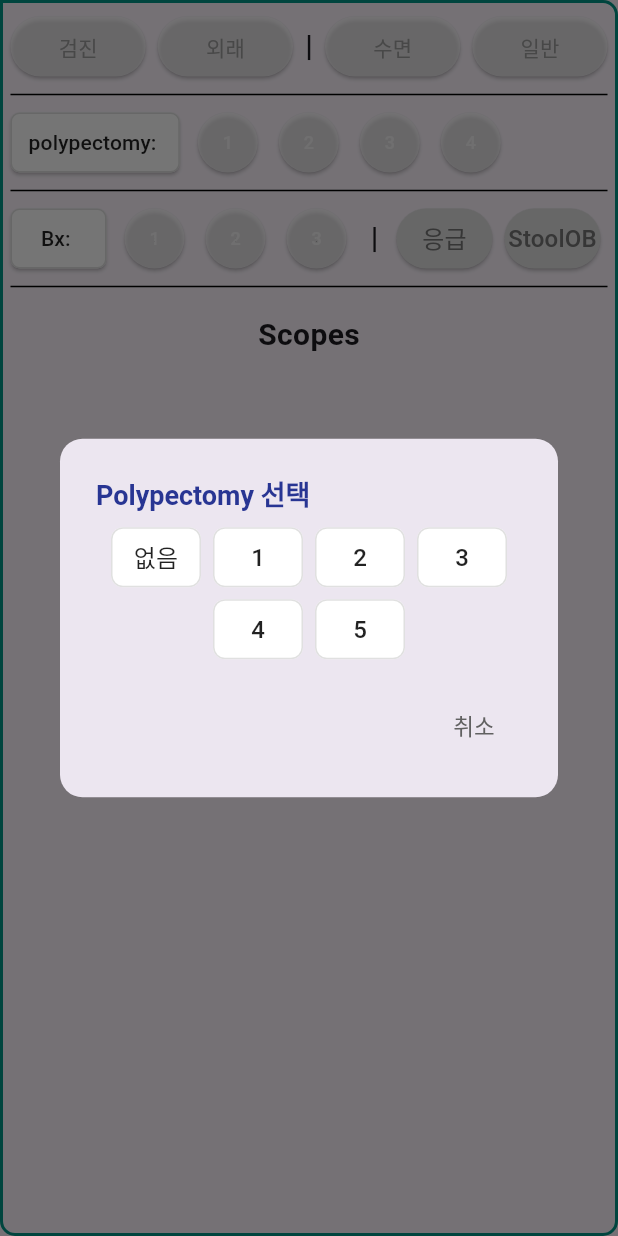
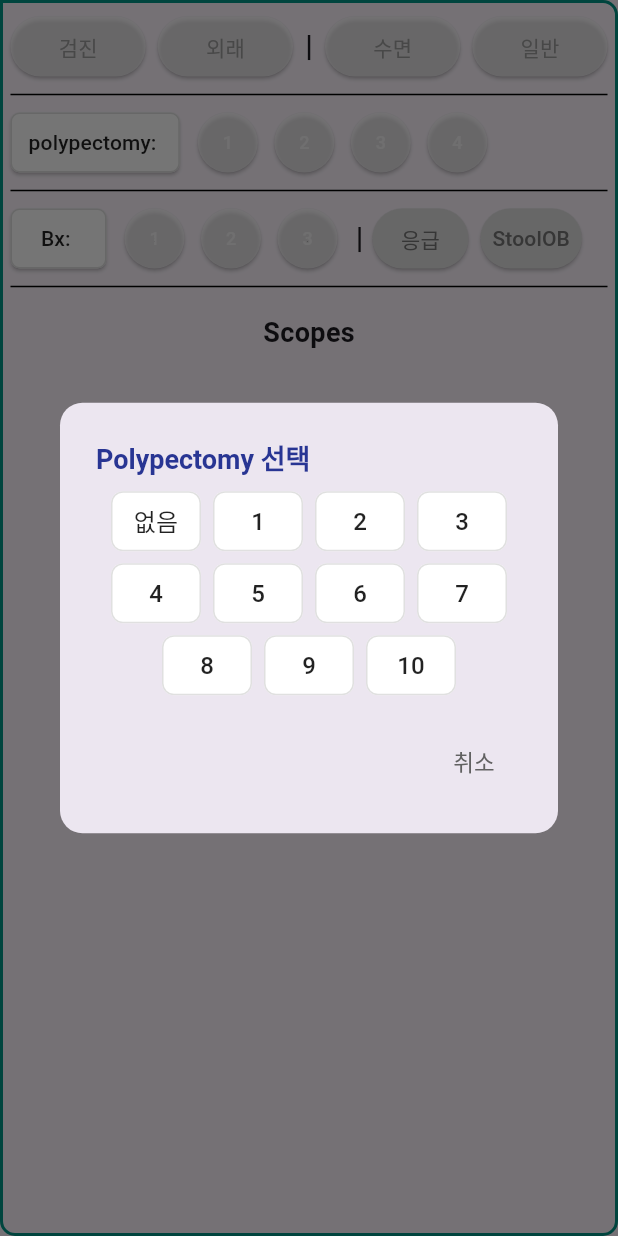
Before and after one commit to kimshinil79/endoscopy_total_solution, a Flutter app: the CSFFormWidget widget shown alone on an empty page, opened directly with empty values, after a tap on "polypectomy:", on a phone screen of 412 x 824 dp. Run offline on Flutter 3.47's test engine with Material 3 defaults, Android fonts, the phone set to English and light mode, and no system bars; our stand-ins replace camera, cloud_firestore, firebase_auth, firebase_core, fl_chart, shared_preferences; missing offline and left inert: flutter_email_sender, google_mlkit_text_recognition, syncfusion_flutter_xlsio, syncfusion_officechart; accounts and stored records are empty; project files that could hold a hidden picture were left out.

Commit message:
Refactor CSF form widget with error handling and improved dialog functionality
- Removed redundant widget update logic in didUpdateWidget method
- Enhanced dialog error handling for Bx and Polypectomy selection
- Updated dialog content to include additional options for selection
- Improved button states and interactions for better user experience
- Added error messages for debugging during widget build process

```diff
--- a/lib/widgets/CSF_form_widget.dart
+++ b/lib/widgets/CSF_form_widget.dart
@@ -41,21 +41,6 @@ class CSFFormWidget extends StatefulWidget {
 }
 
 class _CSFFormWidgetState extends State<CSFFormWidget> {
-  @override
-  void didUpdateWidget(CSFFormWidget oldWidget) {
-    super.didUpdateWidget(oldWidget);
-    if (widget.patient != oldWidget.patient) {
-      WidgetsBinding.instance.addPostFrameCallback((_) {
-        setState(() {
-          if (widget.patient?.CSF != null) {
-            widget.onCsfGumjinChanged(widget.patient!.CSF!.gumjinOrNot);
-            widget.onCsfSleepChanged(widget.patient!.CSF!.sleepOrNot);
-          }
-        });
-      });
-    }
-  }
-
   final TextEditingController _shortNameController = TextEditingController();
   final TextEditingController _fullNameController = TextEditingController();
 
@@ -73,6 +58,7 @@ class _CSFFormWidgetState extends State<CSFFormWidget> {
     _shortNameController.addListener(_updateAddButtonState);
     _fullNameController.addListener(_updateAddButtonState);
 
+    try {
       showDialog(
         context: context,
         builder: (BuildContext context) {
@@ -135,9 +121,13 @@ class _CSFFormWidgetState extends State<CSFFormWidget> {
           );
         },
       );
+    } catch (e) {
+      print("대화상자 에러: $e");
+    }
   }
 
   void _showBxSelectionDialog() {
+    try {
       showDialog(
         context: context,
         builder: (BuildContext context) {
@@ -161,7 +151,19 @@ class _CSFFormWidgetState extends State<CSFFormWidget> {
                 runSpacing: 8.0,
                 alignment: WrapAlignment.center,
                 children:
-                  ['없음', '1', '2', '3', '4', '5'].map((value) {
+                    [
+                      '없음',
+                      '1',
+                      '2',
+                      '3',
+                      '4',
+                      '5',
+                      '6',
+                      '7',
+                      '8',
+                      '9',
+                      '10',
+                    ].map((value) {
                       return SizedBox(
                         width: 60,
                         height: 40,
@@ -216,9 +218,13 @@ class _CSFFormWidgetState extends State<CSFFormWidget> {
           );
         },
       );
+    } catch (e) {
+      print("Bx 대화상자 에러: $e");
+    }
   }
 
   void _showPolypectomySelectionDialog() {
+    try {
       showDialog(
         context: context,
         builder: (BuildContext context) {
@@ -242,7 +248,19 @@ class _CSFFormWidgetState extends State<CSFFormWidget> {
                 runSpacing: 8.0,
                 alignment: WrapAlignment.center,
                 children:
-                  ['없음', '1', '2', '3', '4', '5'].map((value) {
+                    [
+                      '없음',
+                      '1',
+                      '2',
+                      '3',
+                      '4',
+                      '5',
+                      '6',
+                      '7',
+                      '8',
+                      '9',
+                      '10',
+                    ].map((value) {
                       return SizedBox(
                         width: 60,
                         height: 40,
@@ -298,9 +316,13 @@ class _CSFFormWidgetState extends State<CSFFormWidget> {
           );
         },
       );
+    } catch (e) {
+      print("Polypectomy 대화상자 에러: $e");
+    }
   }
 
   Widget _machineButton(String key) {
+    try {
       bool isSelected = widget.selectedScopes.containsKey(key);
       return GestureDetector(
         onTap: () {
@@ -323,6 +345,10 @@ class _CSFFormWidgetState extends State<CSFFormWidget> {
           ),
         ),
       );
+    } catch (e) {
+      print("기계 버튼 에러: $e");
+      return SizedBox.shrink(); // 오류 발생 시 빈 위젯 반환
+    }
   }
 
   @override
@@ -334,6 +360,7 @@ class _CSFFormWidgetState extends State<CSFFormWidget> {
 
   @override
   Widget build(BuildContext context) {
+    try {
       return Container(
         padding: EdgeInsets.all(5.0),
         decoration: BoxDecoration(
@@ -479,15 +506,17 @@ class _CSFFormWidgetState extends State<CSFFormWidget> {
                     style: TextStyle(fontSize: 14, fontWeight: FontWeight.w500),
                   ),
                 ),
-              //Spacer(),
-              Row(
-                mainAxisSize: MainAxisSize.min,
-                spacing: -10,
+                // Spacer(),
+                Wrap(
+                  spacing: -13,
+                  runSpacing: 0,
                   children:
                       ['1', '2', '3', '4']
                           .map(
                             (value) => Padding(
-                            padding: const EdgeInsets.symmetric(horizontal: 0),
+                              padding: const EdgeInsets.symmetric(
+                                horizontal: 0,
+                              ),
                               child: ElevatedButton(
                                 style: ElevatedButton.styleFrom(
                                   backgroundColor:
@@ -506,10 +535,6 @@ class _CSFFormWidgetState extends State<CSFFormWidget> {
                                     widget.onSelectedPolypectomyChanged(value);
                                   }
                                 },
-                              child: Container(
-                                width: 30,
-                                height: 30,
-                                alignment: Alignment.center,
                                 child: Text(
                                   value,
                                   style: TextStyle(
@@ -518,7 +543,6 @@ class _CSFFormWidgetState extends State<CSFFormWidget> {
                                             ? Colors.white
                                             : Colors.white60,
                                     fontSize: 12,
-                                  ),
                                   ),
                                 ),
                               ),
@@ -548,22 +572,25 @@ class _CSFFormWidgetState extends State<CSFFormWidget> {
                     style: TextStyle(fontSize: 14, fontWeight: FontWeight.w500),
                   ),
                 ),
-              Row(
-                mainAxisSize: MainAxisSize.min,
-                spacing: -10,
+                //Spacer(),
+                Wrap(
+                  spacing: -13,
+                  runSpacing: 0,
                   children:
                       ['1', '2', '3']
                           .map(
                             (value) => Padding(
-                            padding: const EdgeInsets.symmetric(horizontal: 0),
+                              padding: const EdgeInsets.symmetric(
+                                horizontal: 0,
+                              ),
                               child: ElevatedButton(
                                 style: ElevatedButton.styleFrom(
                                   backgroundColor:
                                       widget.selectedBx == value
                                           ? Colors.blueAccent
                                           : Colors.white60,
+                                  padding: EdgeInsets.zero,
                                   shape: CircleBorder(),
-                                padding: EdgeInsets.zero,
                                 ),
                                 onPressed: () {
                                   if (widget.selectedBx == value) {
@@ -574,15 +601,11 @@ class _CSFFormWidgetState extends State<CSFFormWidget> {
                                     widget.onSelectedBxChanged(value);
                                   }
                                 },
-                              child: Container(
-                                width: 30,
-                                height: 30,
-                                alignment: Alignment.center,
                                 child: Text(
                                   value,
                                   style: TextStyle(
                                     color:
-                                        widget.selectedPolypectomy == value
+                                        widget.selectedBx == value
                                             ? Colors.white
                                             : Colors.white60,
                                     fontSize: 12,
@@ -590,20 +613,15 @@ class _CSFFormWidgetState extends State<CSFFormWidget> {
                                 ),
                               ),
                             ),
-                          ),
                           )
                           .toList(),
                 ),
-              SizedBox(width: 4),
                 Text(
                   '|',
                   style: TextStyle(fontSize: 20, fontWeight: FontWeight.bold),
                 ),
-              SizedBox(width: 12),
-              Flexible(
-                child: FittedBox(
-                  fit: BoxFit.scaleDown,
-                  child: Row(
+                SizedBox(width: 6),
+                Row(
                   children: [
                     ElevatedButton(
                       style: ElevatedButton.styleFrom(
@@ -615,14 +633,15 @@ class _CSFFormWidgetState extends State<CSFFormWidget> {
                             widget.csfDetails.emergency
                                 ? Colors.white
                                 : Colors.grey[600],
-                          padding: EdgeInsets.zero,
+                        padding: EdgeInsets.symmetric(
+                          horizontal: 8,
+                          vertical: 4,
+                        ),
                       ),
                       onPressed: () {
-                          widget.onEmergencyChanged(
-                            !widget.csfDetails.emergency,
-                          );
+                        widget.onEmergencyChanged(!widget.csfDetails.emergency);
                       },
-                        child: Text('응급', style: TextStyle(fontSize: 16)),
+                      child: Text('응급', style: TextStyle(fontSize: 14)),
                     ),
                     SizedBox(width: 8),
                     ElevatedButton(
@@ -635,7 +654,10 @@ class _CSFFormWidgetState extends State<CSFFormWidget> {
                             (widget.csfDetails.stoolOB ?? false)
                                 ? Colors.white
                                 : Colors.grey[600],
-                          padding: EdgeInsets.zero,
+                        padding: EdgeInsets.symmetric(
+                          horizontal: 8,
+                          vertical: 4,
+                        ),
                       ),
                       onPressed: () {
                         setState(() {
@@ -643,11 +665,9 @@ class _CSFFormWidgetState extends State<CSFFormWidget> {
                               !(widget.csfDetails.stoolOB ?? false);
                         });
                       },
-                        child: Text('StoolOB', style: TextStyle(fontSize: 16)),
+                      child: Text('StoolOB', style: TextStyle(fontSize: 14)),
                     ),
                   ],
-                  ),
-                ),
                 ),
               ],
             ),
@@ -655,10 +675,12 @@ class _CSFFormWidgetState extends State<CSFFormWidget> {
             SizedBox(height: 10),
             Text(
               'Scopes',
-            style: TextStyle(fontSize: 20, fontWeight: FontWeight.bold),
+              style: TextStyle(fontSize: 18, fontWeight: FontWeight.bold),
             ),
             SizedBox(height: 10),
             Wrap(
+              spacing: 0,
+              runSpacing: 2,
               children: [
                 ...widget.CSFmachine.keys.map((key) {
                   return _machineButton(key);
@@ -668,5 +690,36 @@ class _CSFFormWidgetState extends State<CSFFormWidget> {
           ],
         ),
       );
+    } catch (e, stack) {
+      print("CSFFormWidget 빌드 오류: $e");
+      print("스택 트레이스: $stack");
+
+      // 간단한 오류 UI 반환
+      return Card(
+        elevation: 2,
+        color: Colors.white,
+        child: Padding(
+          padding: const EdgeInsets.all(16.0),
+          child: Column(
+            mainAxisSize: MainAxisSize.min,
+            children: [
+              Icon(Icons.error_outline, color: Colors.red, size: 48),
+              SizedBox(height: 16),
+              Text(
+                "대장내시경 데이터를 표시하는 중 오류가 발생했습니다.",
+                textAlign: TextAlign.center,
+                style: TextStyle(fontSize: 16, fontWeight: FontWeight.w500),
+              ),
+              SizedBox(height: 8),
+              Text("기본 정보만 표시합니다", style: TextStyle(color: Colors.grey[600])),
+              Divider(),
+              Text("BX: ${widget.selectedBx}"),
+              Text("Polypectomy: ${widget.selectedPolypectomy ?? '없음'}"),
+              Text("응급: ${widget.csfDetails.emergency ? '예' : '아니오'}"),
+            ],
+          ),
+        ),
+      );
     }
   }
+}
--- a/lib/widgets/GSF_form_widget.dart
+++ b/lib/widgets/GSF_form_widget.dart
@@ -242,7 +242,9 @@ class _GSFFormWidgetState extends State<GSFFormWidget> {
               runSpacing: 8.0,
               alignment: WrapAlignment.center,
               children:
-                  ['없음', '1', '2', '3', '4', '5'].map((value) {
+                  ['없음', '1', '2', '3', '4', '5', '6', '7', '8', '9'].map((
+                    value,
+                  ) {
                     return SizedBox(
                       width: 60,
                       height: 40,
```
Lines whose indentation alone changed are shown as unchanged.
